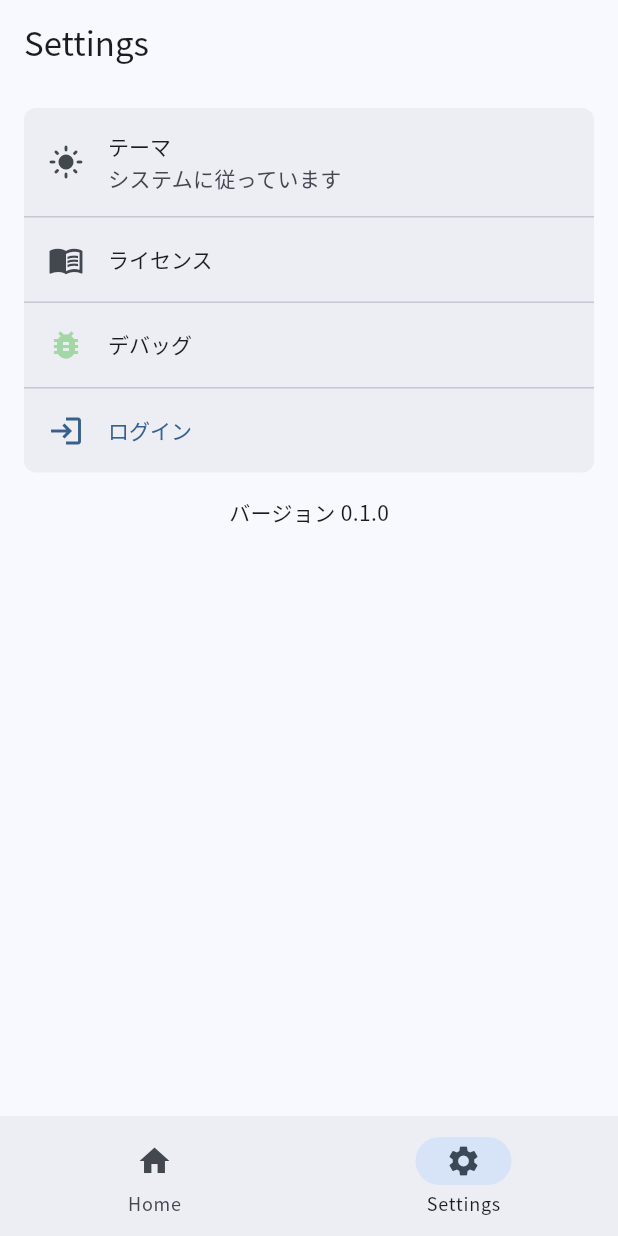
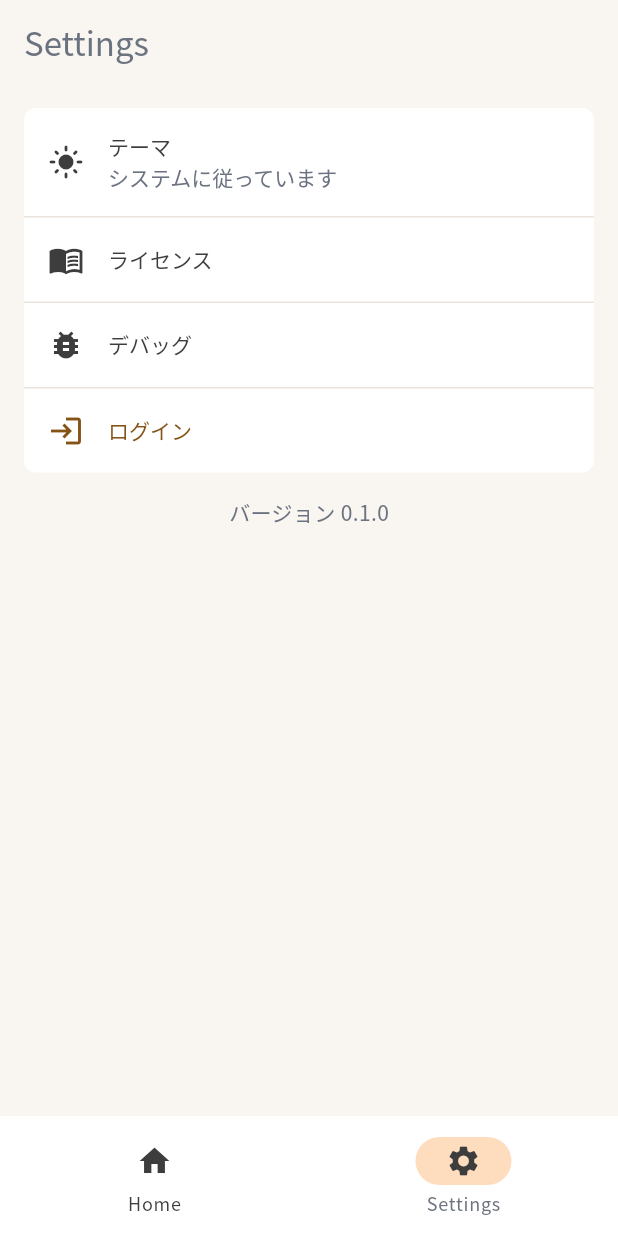
Before and after one commit to Zudah228/pampers_3rd_tfh_2025, a Flutter app: the screen it shows after launch, item 2 of the bottom bar chosen, on a phone screen of 412 x 824 dp. Run offline on Flutter 3.47's test engine with Material 3 defaults, Android fonts, the phone set to English and light mode, and no system bars; our stand-ins replace clock, cloud_firestore, custom_refresh_indicator, extended_image, figma_squircle, firebase_auth and 12 more; missing offline and left inert: hashlib, simple_logger; accounts and stored records are empty; generated files the repository leaves out were written again.

Commit message:
ColorScheme を軽く定義 (#7)

```diff
--- /dev/null
+++ b/lib/core/app/theme/expanded_color_scheme.dart
@@ -0,0 +1,33 @@
+import 'package:app/core/app/theme/app_colors.dart';
+import 'package:flutter/material.dart';
+
+class ExpandedColorScheme extends ThemeExtension<ExpandedColorScheme> {
+  const ExpandedColorScheme({this.green = AppColors.softSage});
+
+  final Color green;
+
+  factory ExpandedColorScheme.of(BuildContext context) {
+    final data = Theme.of(context).extension<ExpandedColorScheme>();
+
+    if (data == null) {
+      throw UnsupportedError('ExpandedColorScheme が extensions に設定されていません。');
+    }
+
+    return data;
+  }
+
+  @override
+  ThemeExtension<ExpandedColorScheme> copyWith({Color? green}) {
+    return ExpandedColorScheme(green: green ?? this.green);
+  }
+
+  @override
+  ThemeExtension<ExpandedColorScheme> lerp(
+    covariant ExpandedColorScheme? other,
+    double t,
+  ) {
+    return ExpandedColorScheme(
+      green: Color.lerp(green, other?.green, t) ?? green,
+    );
+  }
+}
--- a/lib/core/app/theme/theme.dart
+++ b/lib/core/app/theme/theme.dart
@@ -1,18 +1,37 @@
 import 'package:app/core/app/theme/app_colors.dart';
+import 'package:app/core/app/theme/expanded_color_scheme.dart';
 import 'package:app/core/app/theme/text_theme.dart';
 import 'package:figma_squircle/figma_squircle.dart';
 import 'package:flutter/material.dart';
 
 abstract final class AppThemeData {
   static ThemeData get light {
-    final colorScheme = ColorScheme.fromSeed(seedColor: Colors.blue);
+    final colorScheme = ColorScheme.fromSeed(
+      seedColor: AppColors.sunsetGold,
+      onPrimary: AppColors.white,
+      onSurface: AppColors.slateGray,
+      onSurfaceVariant: AppColors.charcoal,
+      primaryContainer: AppColors.lightSand,
+      onPrimaryContainer: AppColors.charcoal,
+      onPrimaryFixed: AppColors.charcoal,
+      secondary: AppColors.softDenim,
+      onSecondary: AppColors.slateGray,
+      onSecondaryContainer: AppColors.charcoal,
+      surface: AppColors.cream,
+      surfaceContainer: AppColors.white,
+      error: AppColors.sunsetRose,
+      outline: AppColors.lightBeige,
+      outlineVariant: AppColors.warmGray,
+    );
 
     return _base(colorScheme);
   }
 
   static ThemeData get dark {
     final colorScheme = ColorScheme.fromSeed(
-      seedColor: Colors.blue,
+      seedColor: AppColors.sunsetGold,
+      secondary: AppColors.softDenim,
+      error: AppColors.sunsetRose,
       brightness: Brightness.dark,
     );
     return _base(colorScheme);
@@ -22,6 +41,7 @@ abstract final class AppThemeData {
     final foundation = ThemeData(
       colorScheme: colorScheme,
       fontFamily: defaultFontFamily,
+      extensions: [ExpandedColorScheme()],
     );
 
     InputBorder inputBorder(BorderSide borderSide) => OutlineInputBorder(
@@ -34,6 +54,7 @@ abstract final class AppThemeData {
     return foundation.copyWith(
       cardTheme: CardThemeData(
         clipBehavior: Clip.antiAlias,
+        color: colorScheme.surface,
       ),
       bottomSheetTheme: BottomSheetThemeData(
         shape: RoundedRectangleBorder(
@@ -44,12 +65,27 @@ abstract final class AppThemeData {
       ),
       inputDecorationTheme: InputDecorationTheme(
         filled: true,
-        fillColor: AppColors.cream,
-        enabledBorder: inputBorder(BorderSide(color: AppColors.warmGray)),
-        focusedBorder: inputBorder(BorderSide(color: AppColors.sunsetGold)),
-        errorBorder: inputBorder(BorderSide(color: AppColors.warmGray)),
+        fillColor: colorScheme.surfaceContainer,
+        hintStyle: TextStyle(color: colorScheme.outlineVariant),
+        enabledBorder: inputBorder(
+          BorderSide(color: colorScheme.outlineVariant, width: 2),
+        ),
+        focusedBorder: inputBorder(
+          BorderSide(color: colorScheme.primary, width: 2),
+        ),
+        errorBorder: inputBorder(
+          BorderSide(color: colorScheme.error, width: 2),
+        ),
         focusedErrorBorder: inputBorder(
-          BorderSide(color: AppColors.sunsetRose),
+          BorderSide(color: colorScheme.error, width: 2),
+        ),
+      ),
+      listTileTheme: ListTileThemeData(
+        titleTextStyle: TextStyle(
+          color: colorScheme.onSurfaceVariant,
+        ),
+        subtitleTextStyle: TextStyle(
+          color: colorScheme.onSurface,
         ),
       ),
     );
--- a/lib/features/settings/components/setting_list_box.dart
+++ b/lib/features/settings/components/setting_list_box.dart
@@ -21,7 +21,7 @@ class SettingListBox extends StatelessWidget {
       child: Column(
         children: children.separatedWith(
           Divider(
-            color: themeData.colorScheme.outlineVariant,
+            color: themeData.colorScheme.outline,
             height: 1,
           ),
         ),
--- a/lib/features/settings/pages/settings_page.dart
+++ b/lib/features/settings/pages/settings_page.dart
@@ -58,7 +58,7 @@ class SettingsPage extends ConsumerWidget {
                 },
               ),
               _ListTile(
-                leading: Icon(Icons.bug_report, color: Colors.green[200]),
+                leading: Icon(Icons.bug_report),
                 title: const Text('デバッグ'),
                 onTap: () {
                   Navigator.of(context).push(DebugPage.route());
@@ -114,9 +114,11 @@ class _ListTile extends StatelessWidget {
       child: ListTile(
         minVerticalPadding: 8,
         title: title,
-        titleTextStyle: TextStyle(
-          color: foregroundColor ?? Theme.of(context).colorScheme.onSurface,
-        ),
+        titleTextStyle: foregroundColor != null
+            ? TextStyle(
+                color: foregroundColor,
+              )
+            : null,
         leading: leading != null
             ? IconTheme.merge(
                 data: IconThemeData(color: foregroundColor),
```
Also changed, not shown: 1 other file.
